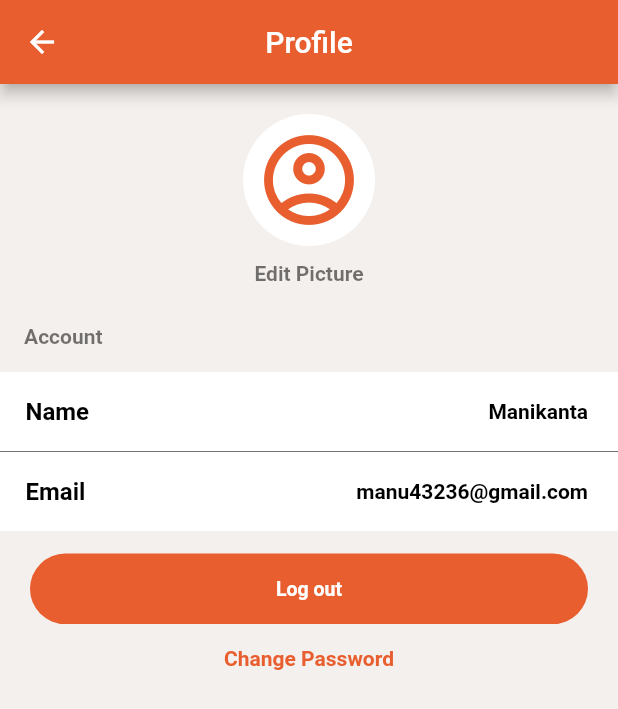
After one commit to plantable/flutterAppDemo, a Flutter app: the SettingsView screen opened by its route, after a tap on "Demo Account", on a phone screen of 412 x 824 dp. The commit adds this screen. Shown: the top 709 px of the screen. Run offline on Flutter 3.47's test engine with Material 2 defaults, Android fonts, the phone set to English and light mode, and no system bars; our stand-ins replace device_preview, dio, fancy_bottom_navigation, flutter_spinkit, get, percent_indicator and 1 more; missing offline and left inert: bulleted_list, get_cli.

Commit message:
profile added

```diff
--- /dev/null
+++ b/lib/app/modules/profile/bindings/profile_binding.dart
@@ -0,0 +1,12 @@
+import 'package:get/get.dart';
+
+import '../controllers/profile_controller.dart';
+
+class ProfileBinding extends Bindings {
+  @override
+  void dependencies() {
+    Get.lazyPut<ProfileController>(
+      () => ProfileController(),
+    );
+  }
+}
--- /dev/null
+++ b/lib/app/modules/profile/views/profile_view.dart
@@ -0,0 +1,100 @@
+import 'package:flutter/material.dart';
+
+import 'package:get/get.dart';
+import 'package:plantable/app/modules/settings/views/settings_items_view.dart';
+import 'package:plantable/app/routes/app_pages.dart';
+import 'package:plantable/base/base_widgets.dart/custom_button.dart';
+import 'package:plantable/base/constatnts/color_constants.dart';
+
+import '../controllers/profile_controller.dart';
+
+class ProfileView extends GetView<ProfileController> {
+  @override
+  Widget build(BuildContext context) {
+    return Scaffold(
+      appBar: AppBar(
+        title: Text('Profile'),
+        centerTitle: true,
+      ),
+      body: Container(
+        height: Get.height,
+        width: Get.width,
+        color: kAppBackgroundColor,
+        child: Column(
+          children: [
+            Container(
+              margin: EdgeInsets.only(top: 20.0, bottom: 10.0),
+              decoration:
+                  BoxDecoration(color: Colors.white, shape: BoxShape.circle),
+              padding: EdgeInsets.all(8.0),
+              child: Icon(Icons.account_circle_outlined,
+                  size: 72.0, color: kPrimaryColor),
+            ),
+            Text(
+              'Edit Picture',
+              style:
+                  TextStyle(color: Colors.black54, fontWeight: FontWeight.bold),
+            ),
+            SizedBox(
+              height: 10.0,
+            ),
+            Container(
+                padding: EdgeInsets.all(16.0),
+                width: Get.width,
+                child: Text(
+                  'Account',
+                  style: TextStyle(
+                      color: Colors.black54, fontWeight: FontWeight.bold),
+                )),
+            Container(
+              color: Colors.white,
+              child: Column(
+                children: [
+                  SettingsItemsView(
+                    suffexIcon: Icon(
+                      Icons.book,
+                      size: 30.0,
+                      color: Colors.black38,
+                    ),
+                    title: "Name",
+                    endText: "Manikanta",
+                    from: 'PROFILES',
+                  ),
+                  Container(
+                    child: Divider(
+                      height: 0.05,
+                      color: Colors.black,
+                    ),
+                  ),
+                  SettingsItemsView(
+                    suffexIcon: Icon(
+                      Icons.book,
+                      size: 30.0,
+                      color: Colors.black38,
+                    ),
+                    title: "Email",
+                    endText: 'manu43236@gmail.com',
+                    from: 'PROFILES',
+                  ),
+                ],
+              ),
+            ),
+            CustomButton(
+              callBack: () async {
+                Get.offAllNamed(Routes.LOGIN);
+              },
+              btnText: 'Log out',
+              btnColor: kPrimaryColor,
+              margin: EdgeInsets.symmetric(horizontal: 20.0, vertical: 15.0),
+            ),
+            Text(
+              'Change Password',
+              style:
+                  TextStyle(color: kPrimaryColor, fontWeight: FontWeight.bold),
+            ),
+          ],
+        ),
+      ),
+    );
+  }
+}
--- a/lib/app/modules/settings/views/settings_items_view.dart
+++ b/lib/app/modules/settings/views/settings_items_view.dart
@@ -73,11 +73,12 @@ class SettingsItemsView extends GetView {
               ),
             ),
             // Text('Free Account'),
-            Icon(
-              Icons.arrow_forward_ios,
-              size: 18.0,
-              color: Colors.black45,
-            )
+            if (from != 'PROFILES')
+              Icon(
+                Icons.arrow_forward_ios,
+                size: 18.0,
+                color: Colors.black45,
+              )
           ],
         )
         // Text(
--- a/lib/app/modules/settings/views/settings_view.dart
+++ b/lib/app/modules/settings/views/settings_view.dart
@@ -2,6 +2,7 @@ import 'package:flutter/material.dart';
 
 import 'package:get/get.dart';
 import 'package:plantable/app/modules/settings/views/settings_items_view.dart';
+import 'package:plantable/app/routes/app_pages.dart';
 import 'package:plantable/base/constatnts/color_constants.dart';
 
 import '../controllers/settings_controller.dart';
@@ -45,7 +46,11 @@ class SettingsView extends GetView<SettingsController> {
   }
 
   Widget _profileItem() {
-    return SettingsItemsView(
+    return InkWell(
+      onTap: () {
+        Get.toNamed(Routes.PROFILE);
+      },
+      child: SettingsItemsView(
         suffexIcon: Icon(
           Icons.account_circle_outlined,
           size: 60.0,
@@ -54,6 +59,7 @@ class SettingsView extends GetView<SettingsController> {
         title: "Demo Account",
         subtitle: 'Free Account',
         from: 'PROFILE',
+      ),
     );
   }
 
--- a/lib/app/routes/app_pages.dart
+++ b/lib/app/routes/app_pages.dart
@@ -6,6 +6,10 @@ import '../modules/feedback/bindings/feedback_binding.dart';
 import '../modules/feedback/views/feedback_view.dart';
 import '../modules/login/bindings/login_binding.dart';
 import '../modules/login/views/login_view.dart';
+import '../modules/profile/bindings/profile_binding.dart';
+import '../modules/profile/views/profile_view.dart';
+import '../modules/program/bindings/program_binding.dart';
+import '../modules/program/views/program_view.dart';
 import '../modules/program_setup/bindings/program_setup_binding.dart';
 import '../modules/program_setup/views/program_setup_view.dart';
 import '../modules/reboot_how_to_item_detail_view/bindings/reboot_how_to_item_detail_view_binding.dart';
@@ -24,6 +28,8 @@ import '../modules/signup/bindings/signup_binding.dart';
 import '../modules/signup/views/signup_view.dart';
 import '../modules/splash/bindings/splash_binding.dart';
 import '../modules/splash/views/splash_view.dart';
+import '../modules/unit_preferances/bindings/unit_preferances_binding.dart';
+import '../modules/unit_preferances/views/unit_preferances_view.dart';
 
 part 'app_routes.dart';
 
@@ -93,5 +99,20 @@ class AppPages {
       page: () => FeedbackView(),
       binding: FeedbackBinding(),
     ),
+    GetPage(
+      name: _Paths.PROFILE,
+      page: () => ProfileView(),
+      binding: ProfileBinding(),
+    ),
+    GetPage(
+      name: _Paths.PROGRAM,
+      page: () => ProgramView(),
+      binding: ProgramBinding(),
+    ),
+    GetPage(
+      name: _Paths.UNIT_PREFERANCES,
+      page: () => UnitPreferancesView(),
+      binding: UnitPreferancesBinding(),
+    ),
   ];
 }
--- a/lib/app/routes/app_routes.dart
+++ b/lib/app/routes/app_routes.dart
@@ -20,6 +20,9 @@ abstract class Routes {
   static const REBOOT_HOW_TO_ITEM_DETAIL_VIEW =
       _Paths.REBOOT_HOW_TO_ITEM_DETAIL_VIEW;
   static const FEEDBACK = _Paths.FEEDBACK;
+  static const PROFILE = _Paths.PROFILE;
+  static const PROGRAM = _Paths.PROGRAM;
+  static const UNIT_PREFERANCES = _Paths.UNIT_PREFERANCES;
 }
 
 abstract class _Paths {
@@ -39,4 +42,7 @@ abstract class _Paths {
   static const REBOOT_HOW_TO_ITEM_DETAIL_VIEW =
       '/reboot-how-to-item-detail-view';
   static const FEEDBACK = '/feedback';
+  static const PROFILE = '/profile';
+  static const PROGRAM = '/program';
+  static const UNIT_PREFERANCES = '/unit-preferances';
 }
```
Also changed, not shown: lib/app/modules/program/bindings/program_binding.dart (added, +12 -0 lines), lib/app/modules/program/controllers/program_controller.dart (added, +20 -0 lines), lib/app/modules/program/views/program_view.dart (added, +23 -0 lines), lib/app/modules/unit_preferances/bindings/unit_preferances_binding.dart (added, +12 -0 lines), lib/app/modules/unit_preferances/controllers/unit_preferances_controller.dart (added, +20 -0 lines), lib/app/modules/unit_preferances/views/unit_preferances_view.dart (added, +23 -0 lines). Lines whose indentation alone changed are shown as unchanged.
